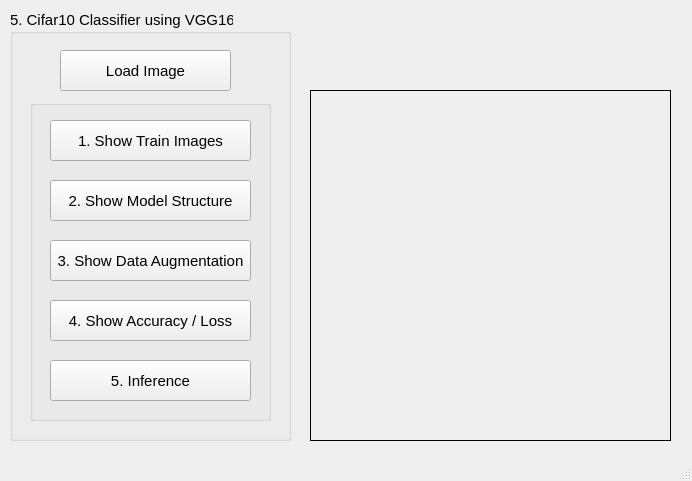
Old version of the form hw1_2/hw1_05/GUI.ui in the repository kelly-y/CVDL.
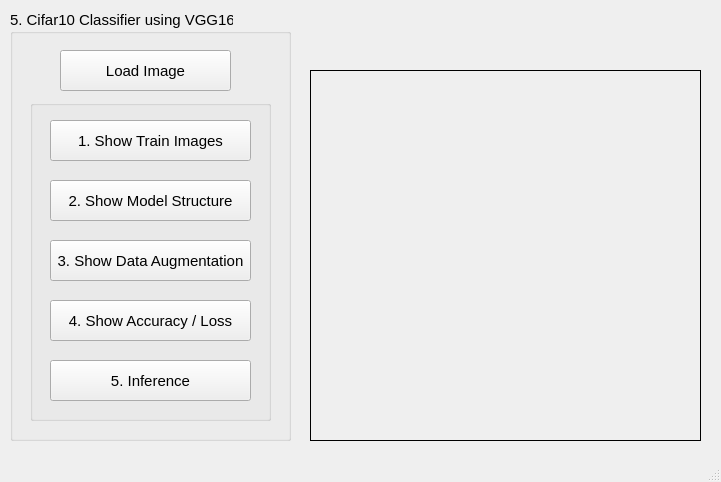
New version of the form.

What changed in the file:
```diff
--- a/hw1_2/hw1_05/GUI.ui
+++ b/hw1_2/hw1_05/GUI.ui
@@ -6,8 +6,8 @@
    <rect>
     <x>0</x>
     <y>0</y>
-    <width>692</width>
-    <height>481</height>
+    <width>721</width>
+    <height>482</height>
    </rect>
   </property>
   <property name="windowTitle">
@@ -157,9 +157,9 @@
     <property name="geometry">
      <rect>
       <x>310</x>
-      <y>90</y>
-      <width>361</width>
-      <height>351</height>
+      <y>70</y>
+      <width>391</width>
+      <height>371</height>
      </rect>
     </property>
     <property name="frameShape">
@@ -172,8 +172,8 @@
    <widget class="QLabel" name="lbl_conf">
     <property name="geometry">
      <rect>
-      <x>316</x>
-      <y>30</y>
+      <x>320</x>
+      <y>10</y>
       <width>341</width>
       <height>31</height>
      </rect>
@@ -191,7 +191,7 @@
     <property name="geometry">
      <rect>
       <x>320</x>
-      <y>60</y>
+      <y>40</y>
       <width>341</width>
       <height>31</height>
      </rect>
```
Left out of the diff: 2 changed lines with no effect on the pictures.
